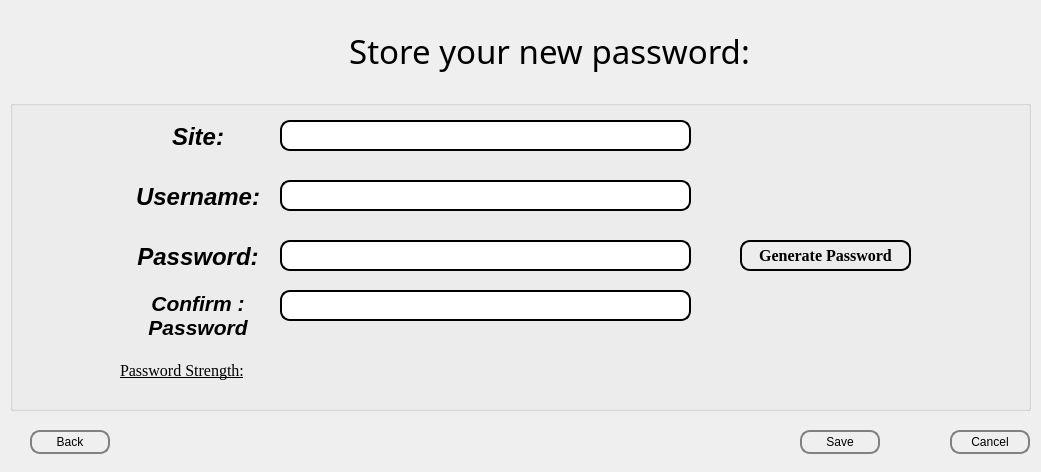
This is newpass.ui in utkrix/Kavach as Qt 5 draws it before an edit. The edited form follows.
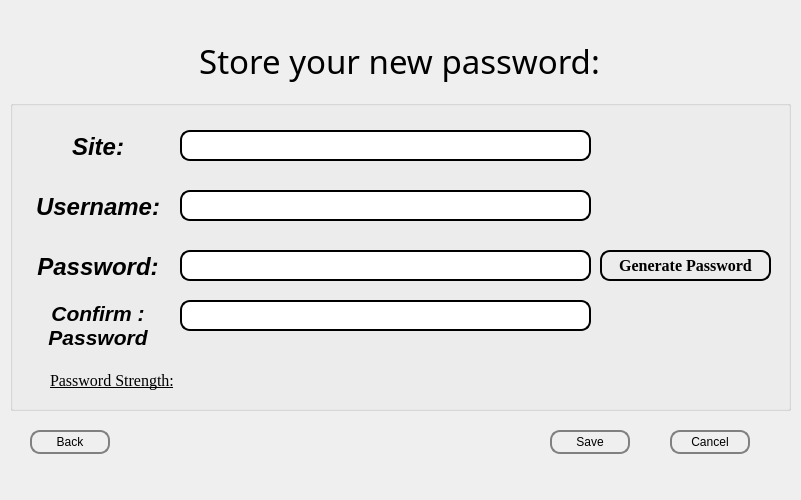
This is the edited form. Icons and pictures are not drawn.

What changed in the file:
```diff
--- a/newpass.ui
+++ b/newpass.ui
@@ -6,8 +6,8 @@
    <rect>
     <x>0</x>
     <y>0</y>
-    <width>1041</width>
-    <height>472</height>
+    <width>801</width>
+    <height>500</height>
    </rect>
   </property>
   <property name="maximumSize">
@@ -19,17 +19,6 @@
   <property name="windowTitle">
    <string>Add Password</string>
   </property>
-  <widget class="QWidget" name="layoutWidget_2">
-   <property name="geometry">
-    <rect>
-     <x>350</x>
-     <y>0</y>
-     <width>401</width>
-     <height>84</height>
-    </rect>
-   </property>
-   <layout class="QVBoxLayout" name="verticalLayout"/>
-  </widget>
   <widget class="QGroupBox" name="groupBox">
    <property name="enabled">
     <bool>true</bool>
@@ -38,7 +27,7 @@
     <rect>
      <x>10</x>
      <y>100</y>
-     <width>1021</width>
+     <width>781</width>
      <height>311</height>
     </rect>
    </property>
@@ -52,8 +41,8 @@
    <widget class="QWidget" name="layoutWidget">
     <property name="geometry">
      <rect>
-      <x>120</x>
-      <y>10</y>
+      <x>20</x>
+      <y>20</y>
       <width>136</width>
       <height>233</height>
      </rect>
@@ -148,8 +137,8 @@
    <widget class="QLabel" name="passStrength">
     <property name="geometry">
      <rect>
-      <x>110</x>
-      <y>260</y>
+      <x>40</x>
+      <y>270</y>
       <width>161</width>
       <height>21</height>
      </rect>
@@ -172,8 +161,8 @@
     </property>
     <property name="geometry">
      <rect>
-      <x>730</x>
-      <y>140</y>
+      <x>590</x>
+      <y>150</y>
       <width>171</width>
       <height>31</height>
      </rect>
@@ -214,8 +203,8 @@
    <widget class="QLineEdit" name="pass">
     <property name="geometry">
      <rect>
-      <x>270</x>
-      <y>140</y>
+      <x>170</x>
+      <y>150</y>
       <width>411</width>
       <height>31</height>
      </rect>
@@ -242,8 +231,8 @@
    <widget class="QLineEdit" name="passConf">
     <property name="geometry">
      <rect>
-      <x>270</x>
-      <y>190</y>
+      <x>170</x>
+      <y>200</y>
       <width>411</width>
       <height>31</height>
      </rect>
@@ -264,8 +253,8 @@
    <widget class="QLineEdit" name="site">
     <property name="geometry">
      <rect>
-      <x>270</x>
-      <y>20</y>
+      <x>170</x>
+      <y>30</y>
       <width>411</width>
       <height>31</height>
      </rect>
@@ -286,8 +275,8 @@
    <widget class="QLineEdit" name="username">
     <property name="geometry">
      <rect>
-      <x>270</x>
-      <y>80</y>
+      <x>170</x>
+      <y>90</y>
       <width>411</width>
       <height>31</height>
      </rect>
@@ -334,7 +323,7 @@
   <widget class="QPushButton" name="savepw">
    <property name="geometry">
     <rect>
-     <x>800</x>
+     <x>550</x>
      <y>430</y>
      <width>80</width>
      <height>24</height>
@@ -351,7 +340,7 @@
   <widget class="QPushButton" name="cancel">
    <property name="geometry">
     <rect>
-     <x>950</x>
+     <x>670</x>
      <y>430</y>
      <width>80</width>
      <height>24</height>
@@ -368,8 +357,8 @@
   <widget class="QLabel" name="label_5">
    <property name="geometry">
     <rect>
-     <x>790</x>
-     <y>10</y>
+     <x>590</x>
+     <y>20</y>
      <width>101</width>
      <height>71</height>
     </rect>
@@ -412,8 +401,8 @@
   <widget class="QLabel" name="Lable">
    <property name="geometry">
     <rect>
-     <x>350</x>
-     <y>10</y>
+     <x>200</x>
+     <y>20</y>
      <width>399</width>
      <height>82</height>
     </rect>
```
Left out of the diff: 3 changed lines with no effect on the pictures.
